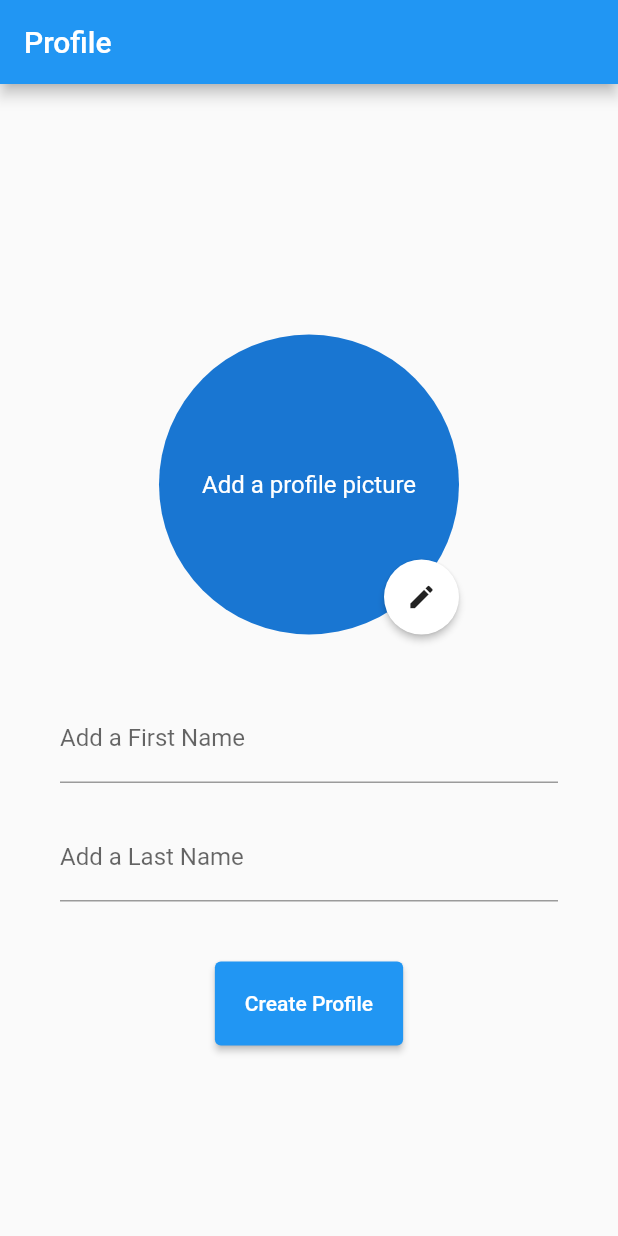
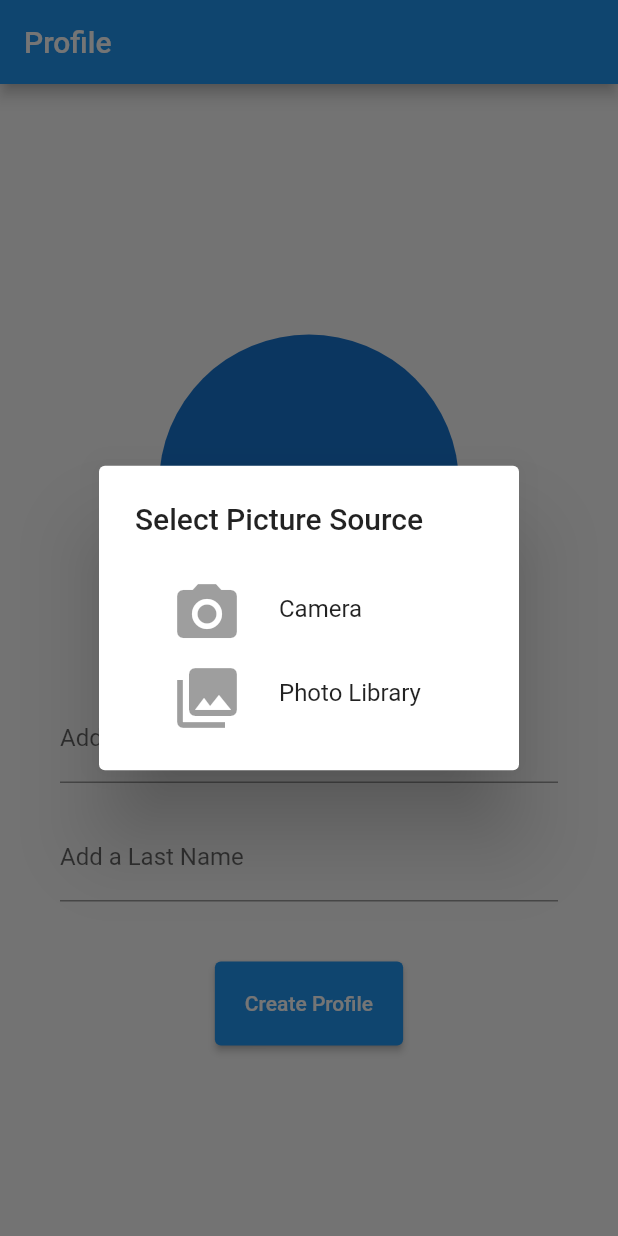
Before and after one commit to negfeed/gonna, a Flutter app: the ProfileEditorPage screen opened directly, after a tap on the "edit" icon, on a phone screen of 412 x 824 dp. Run offline on Flutter 3.47's test engine with Material 2 defaults, Android fonts, the phone set to English and light mode, and no system bars; our stand-ins replace contacts_service, firebase_auth, firebase_core, image_picker, intl_phone_number_input, permission_handler and 2 more; missing offline and left inert: flutter_picker, permission_handler_platform_interface; accounts and stored records are empty.

Commit message:
Add a picture source dialog picker.

```diff
--- a/client/lib/pages/profile/profile_editor.dart
+++ b/client/lib/pages/profile/profile_editor.dart
@@ -46,7 +46,9 @@ class _ProfileEditorPageState extends State<ProfileEditorPage> {
                         Align(
                           alignment: Alignment.bottomRight,
                           child: RawMaterialButton(
-                              onPressed: getImage,
+                              onPressed: () {
+                                _showImagePickOptionsDialog(context);
+                              },
                               elevation: 2.0,
                               fillColor: Colors.white,
                               child: Icon(
@@ -67,6 +69,7 @@ class _ProfileEditorPageState extends State<ProfileEditorPage> {
                     decoration: InputDecoration(
                       labelText: 'Add a First Name',
                     ),
+                    textCapitalization: TextCapitalization.sentences,
                   ),
                 ),
                 Padding(padding: const EdgeInsets.symmetric(vertical: 10)),
@@ -76,6 +79,7 @@ class _ProfileEditorPageState extends State<ProfileEditorPage> {
                     decoration: InputDecoration(
                       labelText: 'Add a Last Name',
                     ),
+                    textCapitalization: TextCapitalization.sentences,
                   ),
                 ),
                 Padding(padding: const EdgeInsets.symmetric(vertical: 20)),
@@ -93,15 +97,45 @@ class _ProfileEditorPageState extends State<ProfileEditorPage> {
     );
   }
 
-  Future getImage() async {
-    final pickedFile = await picker.getImage(source: ImageSource.gallery);
+  Future _pickImage(ImageSource imageSource) async {
+    final pickedFile = await picker.getImage(
+        source: imageSource, preferredCameraDevice: CameraDevice.front);
 
     setState(() {
       if (pickedFile != null) {
         _image = File(pickedFile.path);
-      } else {
-        print('No image selected.');
       }
     });
+
+    Navigator.pop(context);
+  }
+
+  void _showImagePickOptionsDialog(BuildContext context) {
+    showDialog(
+      context: context,
+      builder: (context) => AlertDialog(
+        title: Text("Select Picture Source"),
+        content: Column(
+          mainAxisSize: MainAxisSize.min,
+          children: <Widget>[
+            ListTile(
+              leading: IconButton(iconSize: 48, icon: Icon(Icons.camera_alt)),
+              title: Text("Camera"),
+              onTap: () {
+                _pickImage(ImageSource.camera);
+              },
+            ),
+            ListTile(
+              leading:
+                  IconButton(iconSize: 48, icon: Icon(Icons.photo_library)),
+              title: Text("Photo Library"),
+              onTap: () {
+                _pickImage(ImageSource.gallery);
+              },
+            ),
+          ],
+        ),
+      ),
+    );
   }
 }
```
